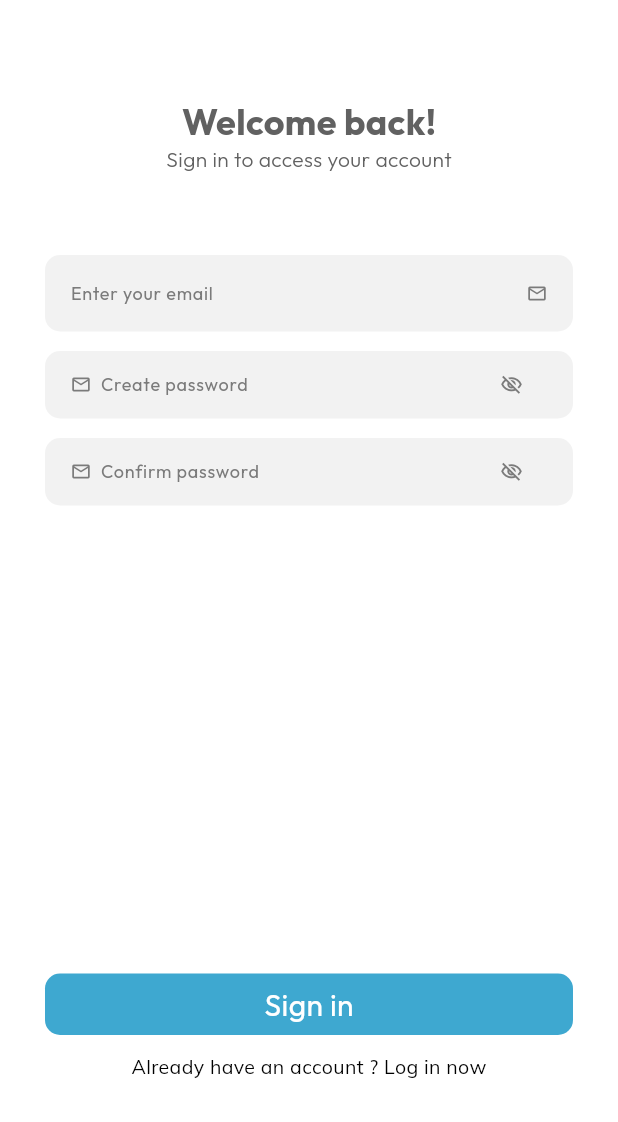
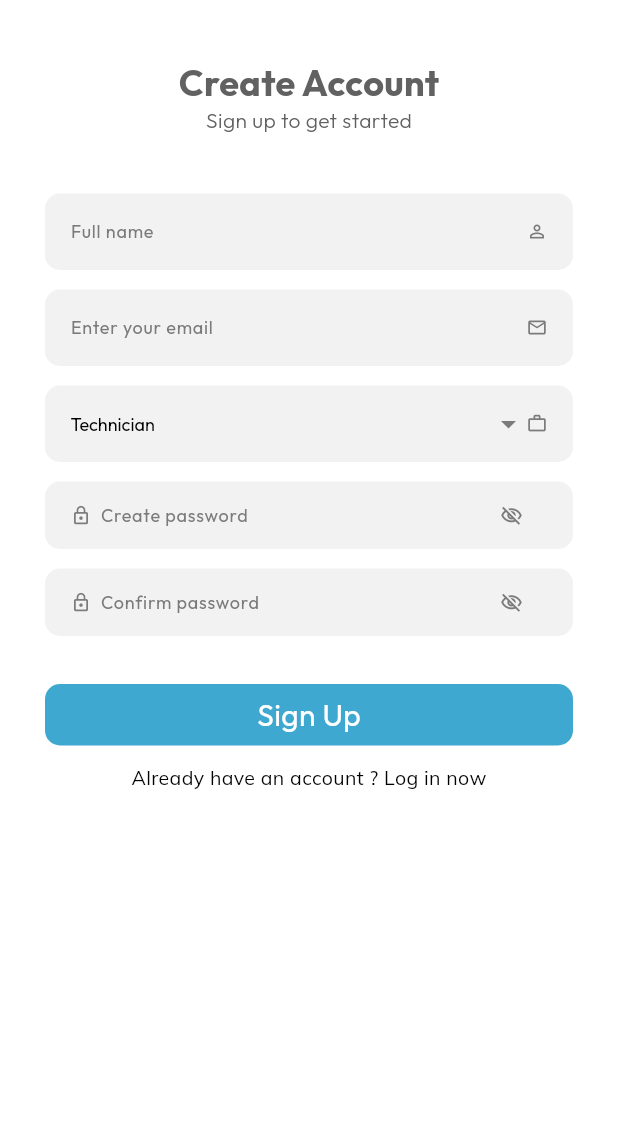
Before and after one commit to fixpoint-tech/mobile, a Flutter app: the SignUpPage screen opened by its route, on a phone screen of 412 x 824 dp, the part 114-1236 px from its top. Run offline on Flutter 3.47's test engine with Material 3 defaults, Android fonts, the phone set to English and light mode, and no system bars; our stand-ins replace flutter_svg, google_fonts, package_info_plus, shared_preferences, web; accounts and stored records are empty.

Commit message:
feat: add core authentication service and signup page

```diff
--- a/lib/features/auth/view/signup_page.dart
+++ b/lib/features/auth/view/signup_page.dart
@@ -1,6 +1,7 @@
 import 'package:flutter/material.dart';
 import 'package:google_fonts/google_fonts.dart';
 import '../../../theme/app_colors.dart';
+import '../../../core/services/auth_service.dart';
 
 class SignUpPage extends StatefulWidget {
   const SignUpPage({super.key});
@@ -11,24 +12,71 @@ class SignUpPage extends StatefulWidget {
 
 class _SignUpPageState extends State<SignUpPage> {
   final _formKey = GlobalKey<FormState>();
+  final _nameController = TextEditingController();
   final _emailController = TextEditingController();
   final _passwordController = TextEditingController();
   final _confirmPasswordController = TextEditingController();
   bool _obscurePassword = true;
   bool _obscureConfirmPassword = true;
+  bool _isLoading = false;
+  String _selectedRole = 'technician';
 
   @override
   void dispose() {
+    _nameController.dispose();
     _emailController.dispose();
     _passwordController.dispose();
     _confirmPasswordController.dispose();
     super.dispose();
   }
 
-  void _handleSignUp() {
+  Future<void> _handleSignUp() async {
     if (_formKey.currentState?.validate() ?? false) {
-      // TODO: Implement signup logic
-      Navigator.pushNamed(context, '/home');
+      setState(() => _isLoading = true);
+
+      try {
+        final authService = AuthService.instance;
+        final result = await authService.register(
+          email: _emailController.text.trim(),
+          password: _passwordController.text.trim(),
+          name: _nameController.text.trim(),
+          role: _selectedRole,
+        );
+
+        if (!mounted) return;
+
+        if (result['success'] == true) {
+          // Show success message
+          ScaffoldMessenger.of(context).showSnackBar(
+            SnackBar(
+              content: Text(result['message'] ?? 'Registration successful'),
+              backgroundColor: AppColors.secondary,
+            ),
+          );
+          // Navigate to home on successful registration
+          Navigator.pushReplacementNamed(context, '/home');
+        } else {
+          // Show error message
+          ScaffoldMessenger.of(context).showSnackBar(
+            SnackBar(
+              content: Text(result['message'] ?? 'Registration failed'),
+              backgroundColor: Colors.red,
+            ),
+          );
+        }
+      } catch (e) {
+        if (!mounted) return;
+        ScaffoldMessenger.of(context).showSnackBar(
+          SnackBar(
+            content: Text('Registration failed: $e'),
+            backgroundColor: Colors.red,
+          ),
+        );
+      } finally {
+        if (mounted) {
+          setState(() => _isLoading = false);
+        }
+      }
     }
   }
 
@@ -42,16 +90,7 @@ class _SignUpPageState extends State<SignUpPage> {
       backgroundColor: Colors.white,
       body: SafeArea(
         child: SingleChildScrollView(
-          child: SizedBox(
-            height:
-                MediaQuery.of(context).size.height -
-                MediaQuery.of(context).padding.top,
-            child: Stack(
-              children: [
-                // (top-left blur removed)
-
-                // Main content
-                Padding(
+          child: Padding(
             padding: const EdgeInsets.symmetric(horizontal: 30),
             child: Form(
               key: _formKey,
@@ -70,12 +109,12 @@ class _SignUpPageState extends State<SignUpPage> {
                     ),
                   ),
 
-                        const SizedBox(height: 66),
+                  const SizedBox(height: 40),
 
-                        // Welcome back title
+                  // Create Account title
                   Center(
                     child: Text(
-                            'Welcome back!',
+                      'Create Account',
                       style: GoogleFonts.outfit(
                         fontSize: 24,
                         fontWeight: FontWeight.w700,
@@ -90,7 +129,7 @@ class _SignUpPageState extends State<SignUpPage> {
                   // Subtitle
                   Center(
                     child: Text(
-                            'Sign in to access your account',
+                      'Sign up to get started',
                       style: GoogleFonts.outfit(
                         fontSize: 14,
                         fontWeight: FontWeight.w300,
@@ -100,7 +139,57 @@ class _SignUpPageState extends State<SignUpPage> {
                     ),
                   ),
 
-                        const SizedBox(height: 55),
+                  const SizedBox(height: 40),
+
+                  // Name field
+                  Container(
+                    height: 51,
+                    decoration: BoxDecoration(
+                      color: AppColors.primary100,
+                      borderRadius: BorderRadius.circular(10),
+                    ),
+                    child: Row(
+                      children: [
+                        const SizedBox(width: 17),
+                        Expanded(
+                          child: TextFormField(
+                            controller: _nameController,
+                            decoration: InputDecoration(
+                              hintText: 'Full name',
+                              hintStyle: GoogleFonts.outfit(
+                                fontSize: 12,
+                                fontWeight: FontWeight.w400,
+                                color: AppColors.textSecondary,
+                                height: 1.26,
+                              ),
+                              border: InputBorder.none,
+                              isDense: true,
+                              contentPadding: EdgeInsets.zero,
+                            ),
+                            style: GoogleFonts.outfit(
+                              fontSize: 12,
+                              fontWeight: FontWeight.w400,
+                              color: Colors.black,
+                            ),
+                            validator: (value) {
+                              if (value == null || value.isEmpty) {
+                                return 'Please enter your name';
+                              }
+                              return null;
+                            },
+                          ),
+                        ),
+                        const Icon(
+                          Icons.person_outline,
+                          size: 14,
+                          color: AppColors.textSecondary,
+                        ),
+                        const SizedBox(width: 17),
+                      ],
+                    ),
+                  ),
+
+                  const SizedBox(height: 13),
 
                   // Email field
                   Container(
@@ -156,6 +245,63 @@ class _SignUpPageState extends State<SignUpPage> {
 
                   const SizedBox(height: 13),
 
+                  // Role selector
+                  Container(
+                    height: 51,
+                    decoration: BoxDecoration(
+                      color: AppColors.primary100,
+                      borderRadius: BorderRadius.circular(10),
+                    ),
+                    padding: const EdgeInsets.symmetric(horizontal: 17),
+                    child: Row(
+                      children: [
+                        Expanded(
+                          child: DropdownButtonHideUnderline(
+                            child: DropdownButton<String>(
+                              value: _selectedRole,
+                              isDense: true,
+                              icon: const Icon(
+                                Icons.arrow_drop_down,
+                                color: AppColors.textSecondary,
+                              ),
+                              style: GoogleFonts.outfit(
+                                fontSize: 12,
+                                fontWeight: FontWeight.w400,
+                                color: Colors.black,
+                              ),
+                              items: const [
+                                DropdownMenuItem(
+                                  value: 'technician',
+                                  child: Text('Technician'),
+                                ),
+                                DropdownMenuItem(
+                                  value: 'branch_manager',
+                                  child: Text('Branch Manager'),
+                                ),
+                                DropdownMenuItem(
+                                  value: 'maintenance_executive',
+                                  child: Text('Maintenance Executive'),
+                                ),
+                              ],
+                              onChanged: (value) {
+                                if (value != null) {
+                                  setState(() => _selectedRole = value);
+                                }
+                              },
+                            ),
+                          ),
+                        ),
+                        const Icon(
+                          Icons.work_outline,
+                          size: 14,
+                          color: AppColors.textSecondary,
+                        ),
+                      ],
+                    ),
+                  ),
+
+                  const SizedBox(height: 13),
+
                   // Create password field
                   Container(
                     height: 45,
@@ -167,7 +313,7 @@ class _SignUpPageState extends State<SignUpPage> {
                       children: [
                         const SizedBox(width: 17),
                         const Icon(
-                                Icons.email_outlined,
+                          Icons.lock_outline,
                           size: 14,
                           color: AppColors.textSecondary,
                         ),
@@ -238,7 +384,7 @@ class _SignUpPageState extends State<SignUpPage> {
                       children: [
                         const SizedBox(width: 17),
                         const Icon(
-                                Icons.email_outlined,
+                          Icons.lock_outline,
                           size: 14,
                           color: AppColors.textSecondary,
                         ),
@@ -297,23 +443,34 @@ class _SignUpPageState extends State<SignUpPage> {
                     ),
                   ),
 
-                        const Spacer(),
+                  const SizedBox(height: 32),
 
-                        // Sign in button
+                  // Sign up button
                   Container(
                     height: 41,
                     decoration: BoxDecoration(
-                            color: AppColors.secondary,
+                      color: _isLoading
+                          ? AppColors.secondary.withOpacity(0.7)
+                          : AppColors.secondary,
                       borderRadius: BorderRadius.circular(10),
                     ),
                     child: Material(
                       color: Colors.transparent,
                       child: InkWell(
-                              onTap: _handleSignUp,
+                        onTap: _isLoading ? null : _handleSignUp,
                         borderRadius: BorderRadius.circular(10),
                         child: Center(
-                                child: Text(
-                                  'Sign in',
+                          child: _isLoading
+                              ? const SizedBox(
+                                  height: 20,
+                                  width: 20,
+                                  child: CircularProgressIndicator(
+                                    color: Colors.white,
+                                    strokeWidth: 2,
+                                  ),
+                                )
+                              : Text(
+                                  'Sign Up',
                                   style: GoogleFonts.outfit(
                                     fontSize: 20,
                                     fontWeight: FontWeight.w400,
@@ -349,9 +506,6 @@ class _SignUpPageState extends State<SignUpPage> {
               ),
             ),
           ),
-              ],
-            ),
-          ),
         ),
       ),
     );
```
Also changed, not shown: lib/core/services/auth_service.dart (+51 -0 lines). Lines whose indentation alone changed are shown as unchanged.
